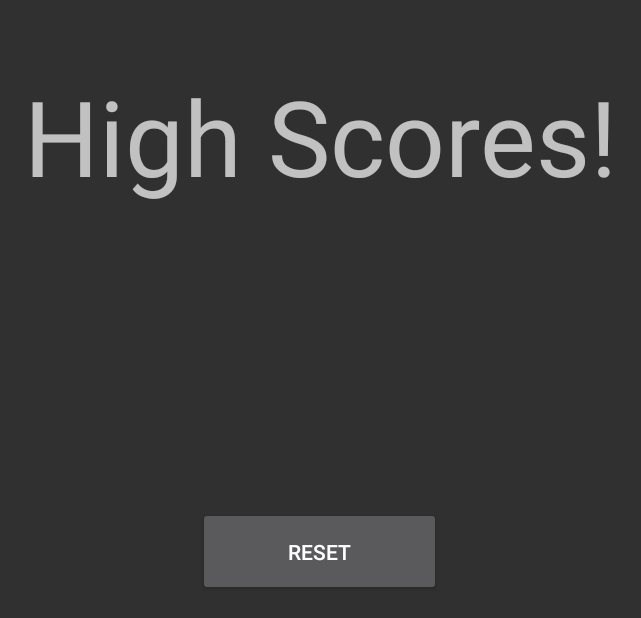
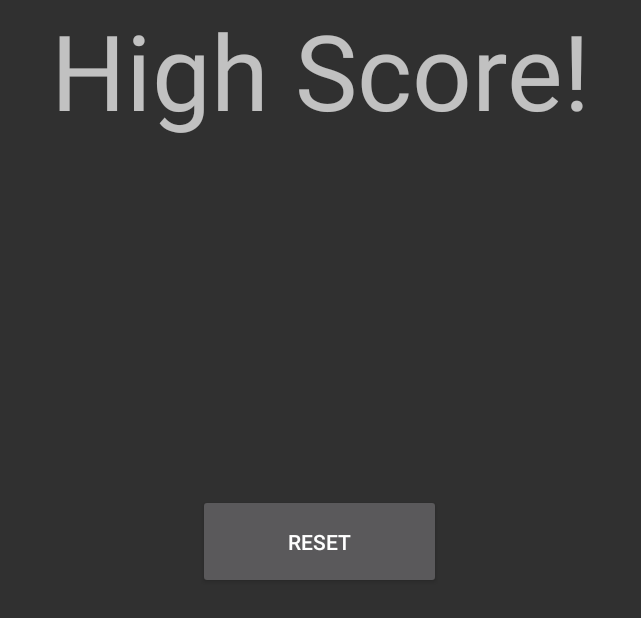
Before and after one commit to pradejner/BoatsAndBombs, an Android app: the HighScores screen opened directly, with no data from a screen before it, on a phone screen of 824 x 412 dp (held sideways). Shown: the whole screen, without its empty margins (298-939 px from the left). Run offline under Robolectric (Android 15) with nearby library versions, the phone set to English and light mode, and no system bars.

Commit message:
high scores and game over

```diff
--- a/app/src/main/AndroidManifest.xml
+++ b/app/src/main/AndroidManifest.xml
@@ -1,6 +1,9 @@
 <?xml version="1.0" encoding="utf-8"?>
 <manifest xmlns:android="http://schemas.android.com/apk/res/android"
           package="com.peakey.ggj2017.waveyboat">
+
+    <uses-permission android:name="android.permission.READ_EXTERNAL_STORAGE"/>
+    <uses-permission android:name="android.permission.WRITE_EXTERNAL_STORAGE"/>
 
     <application
         android:allowBackup="true"
@@ -19,5 +22,6 @@
         <activity android:name=".HighScores" android:screenOrientation="landscape"></activity>
         <activity android:name=".WaveyBoatActivity" android:screenOrientation="landscape"></activity>
         <activity android:name=".Credits" android:screenOrientation="landscape"></activity>
+        <activity android:name=".GameOver" android:screenOrientation="landscape"></activity>
     </application>
 </manifest>
--- a/app/src/main/java/com/peakey/ggj2017/waveyboat/HighScores.java
+++ b/app/src/main/java/com/peakey/ggj2017/waveyboat/HighScores.java
@@ -3,8 +3,6 @@ package com.peakey.ggj2017.waveyboat;
 import android.app.Activity;
 import android.content.SharedPreferences;
 import android.os.Bundle;
-import android.view.Menu;
-import android.view.MenuItem;
 import android.view.View;
 import android.widget.Button;
 import android.widget.TextView;
@@ -23,14 +21,11 @@ public class HighScores extends Activity {
         //initialize components
         final SharedPreferences.Editor scoreEdit = highScore.edit();
         final TextView textView2=(TextView) findViewById(R.id.textView2);
-        final SharedPreferences scorePrefs = getSharedPreferences("High Scores", 0);
+        final SharedPreferences scorePrefs = getSharedPreferences(HIGH_SCORES, 0);
         //split strings, loop through them appending a newline char
-        String[] savedScores = scorePrefs.getString("highScores", "").split(",");
-        StringBuilder buildScore = new StringBuilder("");
-        for(String score : savedScores){
-            buildScore.append(score+"\n");
-        }
-        textView2.setText(buildScore.toString());//set the text
+        String savedScore = scorePrefs.getString("highScores", "");
+
+        textView2.setText(savedScore);//set the text
         //reset button listener onclick clears sharedpref and resets textview2 text
         resetButton=(Button)findViewById(R.id.resetButton);
         resetButton.setOnClickListener(new View.OnClickListener() {
@@ -42,26 +37,4 @@ public class HighScores extends Activity {
             }
         });
     }
-
-    @Override
-    public boolean onCreateOptionsMenu(Menu menu) {
-        // Inflate the menu; this adds items to the action bar if it is present.
-        getMenuInflater().inflate(R.menu.menu_main, menu);
-        return true;
-    }
-
-    @Override
-    public boolean onOptionsItemSelected(MenuItem item) {
-        // Handle action bar item clicks here. The action bar will
-        // automatically handle clicks on the Home/Up button, so long
-        // as you specify a parent activity in AndroidManifest.xml.
-        int id = item.getItemId();
-
-        //noinspection SimplifiableIfStatement
-        if (id == R.id.action_settings) {
-            return true;
-        }
-
-        return super.onOptionsItemSelected(item);
-    }
 }
--- a/app/src/main/res/layout/high_scores.xml
+++ b/app/src/main/res/layout/high_scores.xml
@@ -7,11 +7,11 @@
     <TextView
         android:layout_width="match_parent"
         android:layout_height="181dp"
-        android:text="High Scores!"
+        android:text="High Score!"
         android:id="@+id/hsTextView"
         android:textIsSelectable="false"
         android:textSize="70sp"
-        android:gravity="center_vertical|center_horizontal" />
+        android:gravity="center_horizontal" />
 
     <TextView
         android:layout_width="395dp"
```
Also changed, not shown: app/src/main/java/com/peakey/ggj2017/waveyboat/GameOver.java (+0 -23 lines), app/src/main/java/com/peakey/ggj2017/waveyboat/GameView.java (+22 -5 lines).
